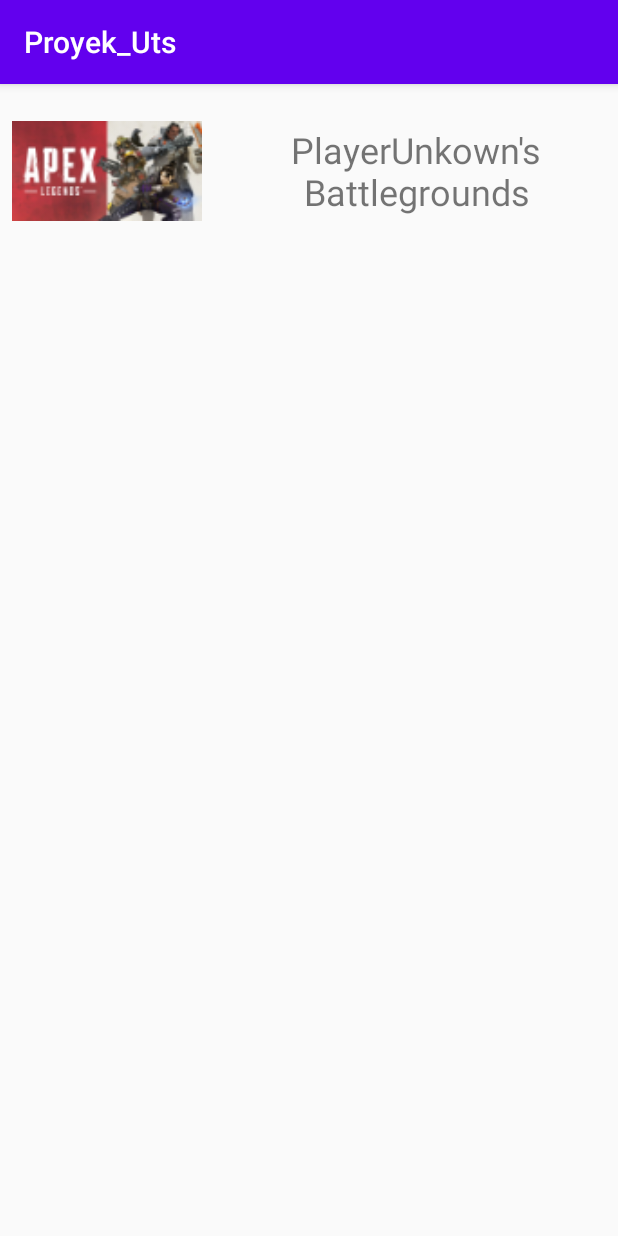
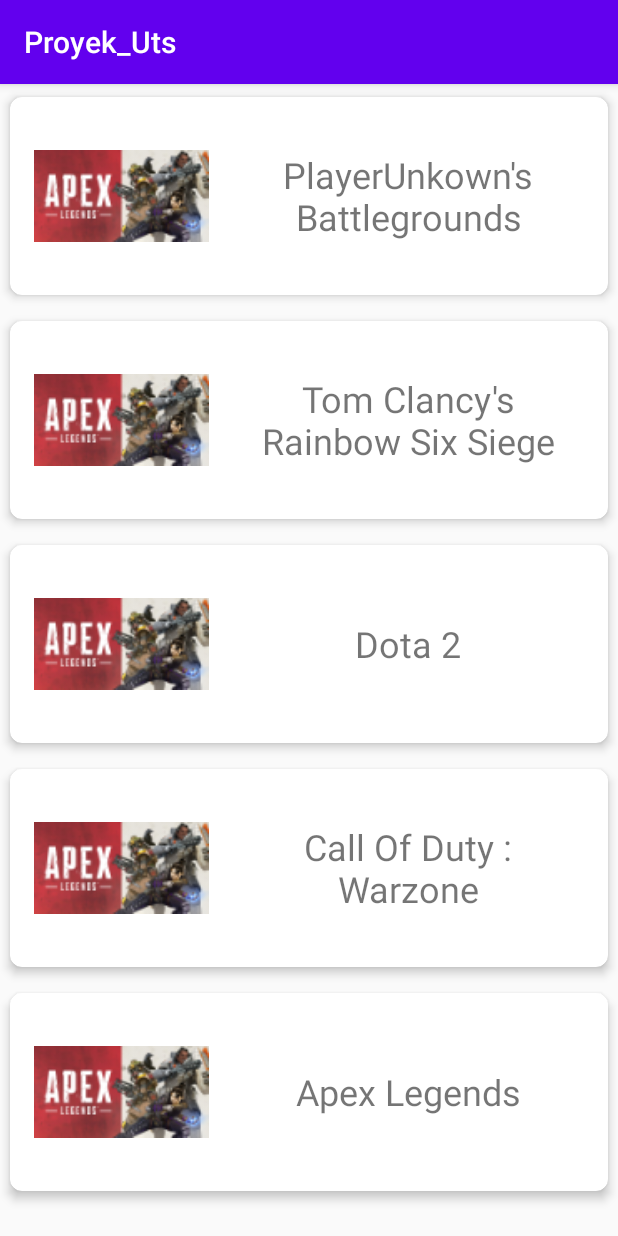
Before and after one commit to AvdhioBayu/Proyek_Uts, an Android app: the screen it shows after launch (PcActivity), after a tap on "Game PC", on a phone screen of 412 x 824 dp. Run offline under Robolectric (Android 15) with nearby library versions, the phone set to English and light mode, and no system bars.

Commit message:
Detail Game

```diff
--- a/app/build.gradle
+++ b/app/build.gradle
@@ -34,4 +34,5 @@ dependencies {
     implementation 'androidx.recyclerview:recyclerview:1.1.0'
     implementation 'com.github.bumptech.glide:glide:4.11.0'
     compile 'com.synnapps:carouselview:0.1.4'
+    implementation "androidx.cardview:cardview:1.0.0"
 }
--- a/app/src/main/java/com/Avdhio/proyek_uts/Adapter/GameAdapter.java
+++ b/app/src/main/java/com/Avdhio/proyek_uts/Adapter/GameAdapter.java
@@ -20,9 +20,6 @@ public class GameAdapter extends RecyclerView.Adapter<GameAdapter.ViewHolder>  {
     private ArrayList<GameLogo> listGame;
     private OnitemListener listener;
 
-    public GameAdapter(ArrayList<GameLogo> listGame) {
-        this.listGame = listGame;
-    }
 
     public GameAdapter(ArrayList<GameLogo> list, OnitemListener listener) {
         this.listGame = list;
--- a/app/src/main/java/com/Avdhio/proyek_uts/ConsoleActivity.java
+++ b/app/src/main/java/com/Avdhio/proyek_uts/ConsoleActivity.java
@@ -14,6 +14,7 @@ import java.util.ArrayList;
 public class ConsoleActivity extends AppCompatActivity {
     private RecyclerView rvConsole;
     private ArrayList<GameLogo>list = new ArrayList<>();
+    private GameAdapter.OnitemListener context;
 
 
     @Override
@@ -23,7 +24,7 @@ public class ConsoleActivity extends AppCompatActivity {
         rvConsole = findViewById(R.id.rv_pc);
         list.addAll(DataDummy.GetListData());
         rvConsole.setLayoutManager(new LinearLayoutManager(this));
-        GameAdapter gameAdapter = new GameAdapter(list);
-        rvConsole.setAdapter(gameAdapter);
+       // GameAdapter gameAdapter = new GameAdapter(list,this);
+       // rvConsole.setAdapter(gameAdapter);
     }
 }
--- a/app/src/main/java/com/Avdhio/proyek_uts/DataDummy.java
+++ b/app/src/main/java/com/Avdhio/proyek_uts/DataDummy.java
@@ -22,7 +22,8 @@ public class DataDummy {
     };
 
     public static String Spec[] = {
-            "Spesifikasi Minimum PUBG Untuk PC\n" +
+            "Spesifikasi Minimum PUBG PC :\n" +
+                    "\n" +
                     "Sistem Operasi: 64-bit Windows 7, Windows 8.1, Windows 10.\n" +
                     "Processor: Intel Core i3-4340 / AMD FX-6300.\n" +
                     "Memory RAM: 8 GB RAM.\n" +
@@ -31,19 +32,19 @@ public class DataDummy {
                     "Koneksi: Broadband Internet connection.\n" +
                     "Penyimpann HDD: 30 GB tersedia pada HDD.\n",
 
-            "Here are the Tom Clancy's Rainbow Six: Siege System Requirements (Minimum)\n" +
+            "Here are the Tom Clancy's Rainbow Six: Siege System Requirements (Minimum) :\n" +
+                    "\n" +
                     "CPU: Intel Core i3 560 @ 3.3GHz or better, AMD Phenom II X4 945 @ 3.0Ghz or better\n" +
                     "CPU SPEED: Info\n" +
                     "RAM: 6 GB\n" +
                     "OS: Windows 7 64 bit, Windows 8 64 bit, Windows 10 64 bit\n" +
                     "VIDEO CARD: NVIDIA GeForce GTX 460, AMD Radeon HD 5770, And DX11 cards with 1GB VRAM\n" +
-                    "PIXEL SHADER: 5.0\n" +
-                    "VERTEX SHADER: 5.0\n" +
                     "SOUND CARD: Yes\n" +
                     "FREE DISK SPACE: 30 GB\n" +
                     "DEDICATED VIDEO RAM: 1 GB",
 
             "SPESIFIKASI MINIMUM:\n" +
+                    "\n" +
                     "OS: Windows 7 or newer\n" +
                     "Processor: Dual core from Intel or AMD at 2.8 GHz\n" +
                     "Memory: 4 GB RAM\n" +
@@ -53,8 +54,7 @@ public class DataDummy {
                     "Storage: 15 GB available space\n" +
                     "Sound Card: DirectX Compatible",
 
-            "Minimum Specifications\n" +
-                    "Here are the minimum specs needed to play Call of Duty: Warzone:\n" +
+            "Minimum Specifications :\n" +
                     "\n" +
                     "OS: Windows 7 64-Bit (SP1) or Windows 10 64-Bit\n" +
                     "CPU: Intel Core i3-4340 or AMD FX-6300\n" +
@@ -65,7 +65,8 @@ public class DataDummy {
                     "Network: Broadband Internet connection\n" +
                     "Sound Card: DirectX Compatible",
 
-            "APEX LEGENDS MINIMUM SYSTEM REQUIREMENTS\n" +
+            "APEX LEGENDS MINIMUM SYSTEM REQUIREMENTS :\n" +
+                    "\n" +
                     "OS: 64-bit Windows 7.\n" +
                     "CPU: Intel Core i3-6300 3.8GHz / AMD FX-4350 4.2 GHz Quad-Core Processor.\n" +
                     "RAM: 6GB.\n" +
@@ -88,9 +89,10 @@ public class DataDummy {
         GameLogo gameLogo = new GameLogo();
         gameLogo.setName(gameName[position]);
         gameLogo.setDetail(Detail[position]);
+        gameLogo.setSpec(Spec[position]);
         gameLogo.setLogogame(logogame[position]);
         list.add(gameLogo);
     }
     return list;
-    };
+    }
 }
--- a/app/src/main/java/com/Avdhio/proyek_uts/PcActivity.java
+++ b/app/src/main/java/com/Avdhio/proyek_uts/PcActivity.java
@@ -4,8 +4,7 @@ import androidx.appcompat.app.AppCompatActivity;
 import androidx.recyclerview.widget.LinearLayoutManager;
 import androidx.recyclerview.widget.RecyclerView;
 
-import android.content.Context;
-import android.content.ContextWrapper;
+
 import android.content.Intent;
 import android.os.Bundle;
 
@@ -17,7 +16,6 @@ import java.util.ArrayList;
 public class PcActivity extends AppCompatActivity implements GameAdapter.OnitemListener{
     private RecyclerView rvPc;
     private ArrayList<GameLogo>list = new ArrayList<>();
-    private GameAdapter.OnitemListener context;
 
     @Override
     protected void onCreate(Bundle savedInstanceState) {
@@ -26,15 +24,17 @@ public class PcActivity extends AppCompatActivity implements GameAdapter.OnitemL
         rvPc = findViewById(R.id.rv_pc);
         list.addAll(DataDummy.GetListData());
         rvPc.setLayoutManager(new LinearLayoutManager(this));
-        GameAdapter gameAdapter = new GameAdapter(list,context);
+        GameAdapter gameAdapter = new GameAdapter(list,this);
         rvPc.setAdapter(gameAdapter);
     }
 
     @Override
     public void onListClicked(int index, GameLogo item) {
         String detail = item.getDetail();
+        String spec = item.getSpec();
         Intent intent = new Intent(this, DetailActivity.class);
         intent.putExtra("Data Detail",detail);
+        intent.putExtra("Data Spec" , spec);
         startActivity(intent);
     }
 
--- a/app/src/main/res/layout/activity_pc.xml
+++ b/app/src/main/res/layout/activity_pc.xml
@@ -7,8 +7,11 @@
     tools:context=".PcActivity">
 
 
+
     <androidx.recyclerview.widget.RecyclerView
         android:id="@+id/rv_pc"
         android:layout_width="match_parent"
         android:layout_height="match_parent" />
+
+
 </androidx.constraintlayout.widget.ConstraintLayout>
--- a/app/src/main/res/layout/item_logo.xml
+++ b/app/src/main/res/layout/item_logo.xml
@@ -1,7 +1,21 @@
 <?xml version="1.0" encoding="utf-8"?>
-<LinearLayout xmlns:android="http://schemas.android.com/apk/res/android"
+<androidx.cardview.widget.CardView
+    xmlns:android="http://schemas.android.com/apk/res/android"
+    xmlns:app="http://schemas.android.com/apk/res-auto"
+    xmlns:tools="http://schemas.android.com/tools"
     android:layout_width="match_parent"
-    android:layout_height="match_parent">
+    android:layout_height="wrap_content"
+    app:cardCornerRadius="8dp"
+    app:cardElevation="4dp"
+    app:cardUseCompatPadding="true"
+    >
+
+    <LinearLayout
+        android:layout_width="match_parent"
+        android:layout_height="wrap_content"
+        android:layout_margin="8dp"
+        android:orientation="horizontal"
+        >
 
         <ImageView
             android:id="@+id/image_logo"
@@ -10,17 +24,18 @@
             android:layout_margin="8dp"
             android:layout_weight="1"
             android:adjustViewBounds="true"
-        android:src="@drawable/abc_vector_test"
+            tools:srcCompat="@tools:sample/avatars"
             />
 
         <TextView
             android:id="@+id/text_name"
             android:layout_width="0dp"
-        android:layout_height="99dp"
+            android:layout_height="match_parent"
             android:layout_margin="8dp"
             android:layout_weight="2"
             android:gravity="center"
-        android:text="Game name"
-        android:textSize="24sp" />
-
+            android:textSize="24sp"
+            tools:text="Club Name"
+            />
     </LinearLayout>
+</androidx.cardview.widget.CardView>
```
Also changed, not shown: app/src/main/java/com/Avdhio/proyek_uts/DetailActivity.java (+11 -9 lines), app/src/main/res/layout/activity_detail.xml (+23 -4 lines). Lines whose indentation alone changed are shown as unchanged.
